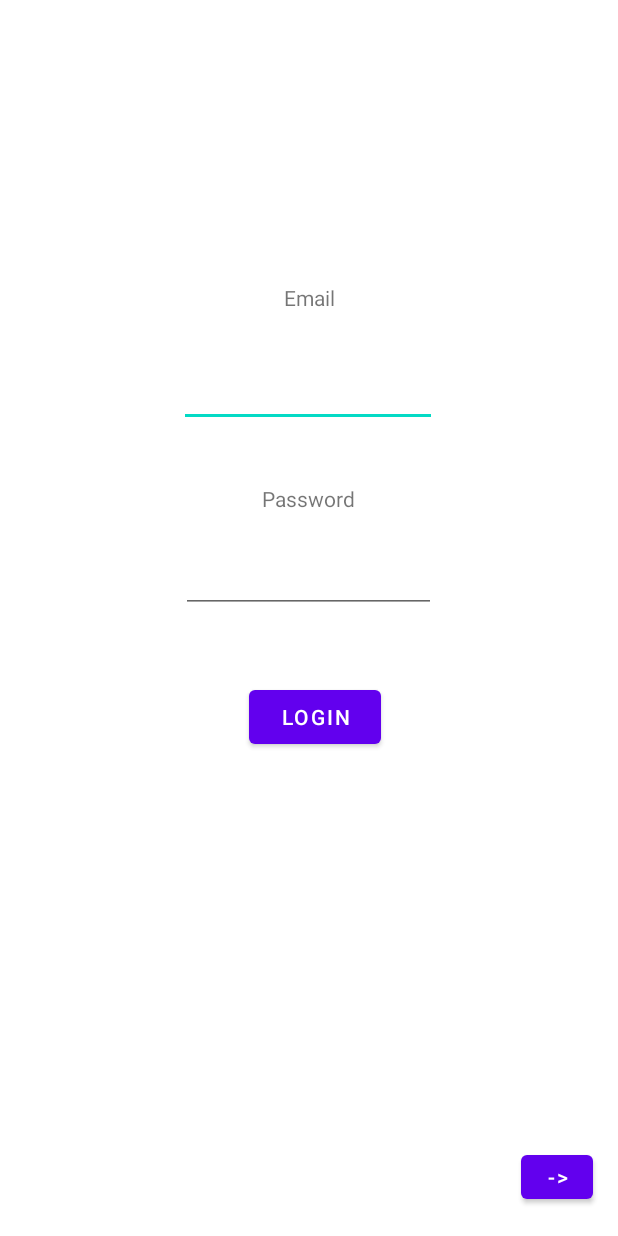
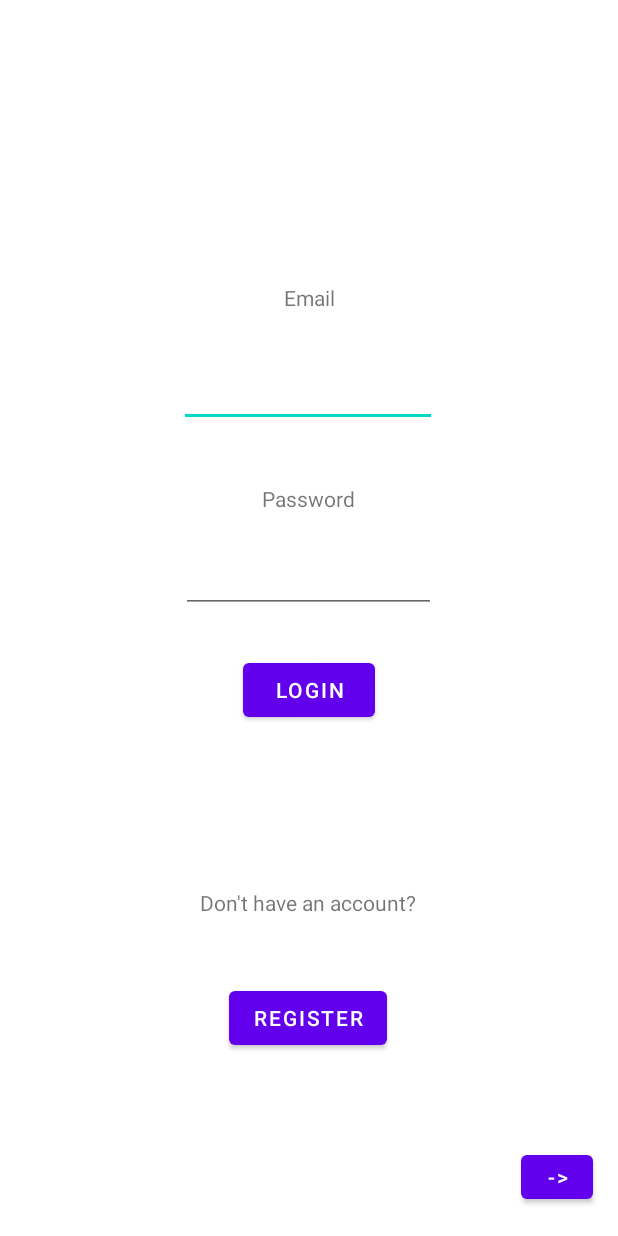
Before and after one commit to Jake-Sokol2/EZMeal, an Android app: the screen it shows after launch (Login), on a phone screen of 412 x 824 dp. Run offline under Robolectric (Android 15) with nearby library versions, the phone set to English and light mode, and no system bars; our stand-ins replace Firebase (no records; nobody signed in at launch, a user with empty details on screens opened directly).

Commit message:
Added login detection, registration, and sign out.

```diff
--- a/app/src/main/java/com/example/ezmeal/Login.java
+++ b/app/src/main/java/com/example/ezmeal/Login.java
@@ -12,9 +12,8 @@ import android.widget.Button;
 import android.widget.EditText;
 import android.widget.Toast;
 
-import com.google.android.gms.auth.api.signin.GoogleSignIn;
+
 import com.google.android.gms.auth.api.signin.GoogleSignInAccount;
-import com.google.android.gms.auth.api.signin.GoogleSignInClient;
 import com.google.android.gms.auth.api.signin.GoogleSignInOptions;
 import com.google.android.gms.common.SignInButton;
 import com.google.android.gms.common.api.ApiException;
@@ -33,6 +32,7 @@ public class Login extends AppCompatActivity {
     // todo: remove btnToMainActivityDev when Login is functional
     private Button btnToMainActivityDev;
     private Button btnToLogin;
+    private Button btnToRegister;
     private FirebaseAuth mAuth;
     private String email = "";
     private String password = "";
@@ -52,19 +52,39 @@ public class Login extends AppCompatActivity {
             }
         });
 
-        btnToLogin = (Button) findViewById((R.id.loginButton));
+        btnToLogin = (Button) findViewById(R.id.loginButton);
         btnToLogin.setOnClickListener(new View.OnClickListener(){
             @Override
             public void onClick(View view){
                 loginActivityStart();
             }
         });
+
+        btnToRegister = (Button) findViewById(R.id.registerButton);
+        btnToRegister.setOnClickListener(new View.OnClickListener(){
+           @Override
+           public void onClick(View view) { openActivityRegister();}
+        });
+    }
+
+    @Override
+    public void onStart() {
+        super.onStart();
+        // Check if user is signed in (non-null) and update UI accordingly.
+        FirebaseUser currentUser = mAuth.getCurrentUser();
+        if(currentUser != null){
+            openActivityMain();
+        }
     }
 
 
-    public void openActivityMain()
-    {
+    public void openActivityMain() {
         Intent intent = new Intent(this, MainActivity.class);
+        startActivity(intent);
+    }
+
+    public void openActivityRegister(){
+        Intent intent = new Intent(this, Registration.class);
         startActivity(intent);
     }
 
--- a/app/src/main/res/layout/activity_login.xml
+++ b/app/src/main/res/layout/activity_login.xml
@@ -80,15 +80,41 @@
         android:id="@+id/loginButton"
         android:layout_width="wrap_content"
         android:layout_height="wrap_content"
-        android:layout_marginStart="165dp"
+        android:layout_marginStart="161dp"
         android:layout_marginTop="27dp"
-        android:layout_marginEnd="158dp"
-        android:layout_marginBottom="304dp"
+        android:layout_marginEnd="162dp"
+        android:layout_marginBottom="108dp"
         android:text="Login"
-        app:layout_constraintBottom_toBottomOf="parent"
+        app:layout_constraintBottom_toTopOf="@+id/registerTextView"
         app:layout_constraintEnd_toEndOf="parent"
         app:layout_constraintStart_toStartOf="parent"
         app:layout_constraintTop_toBottomOf="@+id/passwordTextField" />
 
+    <TextView
+        android:id="@+id/registerTextView"
+        android:layout_width="wrap_content"
+        android:layout_height="wrap_content"
+        android:layout_marginStart="134dp"
+        android:layout_marginTop="108dp"
+        android:layout_marginEnd="135dp"
+        android:text="Don't have an account?"
+        app:layout_constraintEnd_toEndOf="parent"
+        app:layout_constraintStart_toStartOf="parent"
+        app:layout_constraintTop_toBottomOf="@+id/loginButton" />
+
+    <Button
+        android:id="@+id/registerButton"
+        android:layout_width="wrap_content"
+        android:layout_height="wrap_content"
+        android:layout_marginStart="152dp"
+        android:layout_marginTop="25dp"
+        android:layout_marginEnd="153dp"
+        android:layout_marginBottom="104dp"
+        android:text="Register"
+        app:layout_constraintBottom_toBottomOf="parent"
+        app:layout_constraintEnd_toEndOf="parent"
+        app:layout_constraintStart_toStartOf="parent"
+        app:layout_constraintTop_toBottomOf="@+id/registerTextView" />
+
 
 </androidx.constraintlayout.widget.ConstraintLayout>
```
Also changed, not shown: app/src/main/AndroidManifest.xml (+5 -3 lines), app/src/main/java/com/example/ezmeal/Registration.java (added, +72 -0 lines), app/src/main/java/navigationFragments/GroupSettingsFragment.java (+23 -1 lines), app/src/main/res/layout/activity_registration.xml (added, +70 -0 lines), app/src/main/res/layout/fragment_group_settings.xml (+12 -0 lines).
